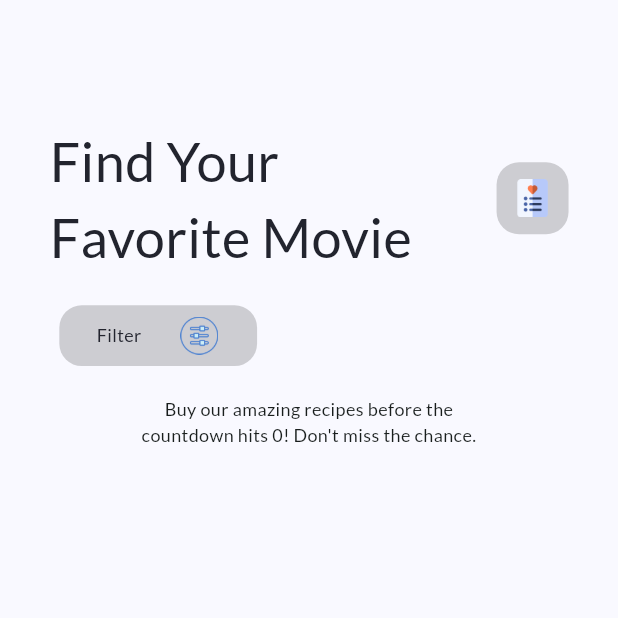
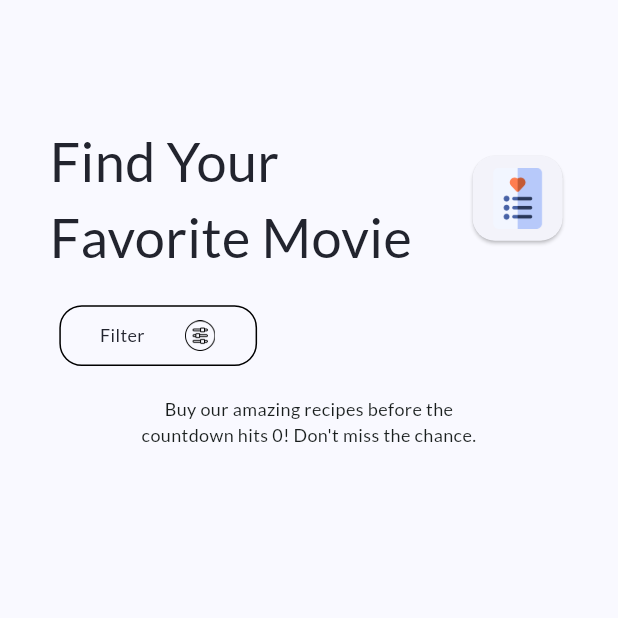
Before and after one commit to RuchithaVirashan/Movie_bucket_list, a Flutter app: the screen it shows after launch, on a phone screen of 412 x 824 dp, the top half of it. Run offline on Flutter 3.47's test engine with Material 3 defaults, Android fonts, the phone set to English and light mode, and no system bars; our stand-ins replace connectivity_plus, google_fonts, internet_connection_checker, percent_indicator.

Commit message:
change button

```diff
--- a/lib/screens/home_screen.dart
+++ b/lib/screens/home_screen.dart
@@ -155,16 +155,15 @@ class _HomeScreenState extends State<HomeScreen> {
                               fontWeightR: FontWeight.w400,
                               textAlignR: TextAlign.start,
                             ),
-                            Container(
-                              decoration: BoxDecoration(
-                                  color: const Color(0x2D000000),
-                                  shape: BoxShape.rectangle,
-                                  borderRadius: BorderRadius.circular(15)),
+                            Card(
+                              shape: RoundedRectangleBorder(
+                                borderRadius: BorderRadius.circular(15.0),
+                              ),
                               child: IconButton(
                                 icon: Image.asset(
                                   'assets/wishlist.png',
-                                  height: relativeHeight * 25,
-                                  width: relativeWidth * 25,
+                                  height: relativeHeight * 40,
+                                  width: relativeWidth * 40,
                                 ),
                                 onPressed: () {},
                               ),
@@ -192,7 +191,10 @@ class _HomeScreenState extends State<HomeScreen> {
                                   width: relativeWidth * 120,
                                   height: relativeHeight * 40,
                                   decoration: BoxDecoration(
-                                      color: const Color(0x2D000000),
+                                      border: Border.all(
+                                        color: Colors.black,
+                                        width: 1,
+                                      ),
                                       shape: BoxShape.rectangle,
                                       borderRadius: BorderRadius.circular(15)),
                                   child: Row(
@@ -207,9 +209,9 @@ class _HomeScreenState extends State<HomeScreen> {
                                         textAlignR: TextAlign.start,
                                       ),
                                       Image.asset(
-                                        'assets/filter (1).png',
-                                        height: relativeHeight * 25,
-                                        width: relativeWidth * 25,
+                                        'assets/filter.png',
+                                        height: relativeHeight * 20,
+                                        width: relativeWidth * 20,
                                       ),
                                     ],
                                   ),
```
Also changed, not shown: assets/filter.png (added), assets/remove.png (added), assets/wishlist (3).png (added).
